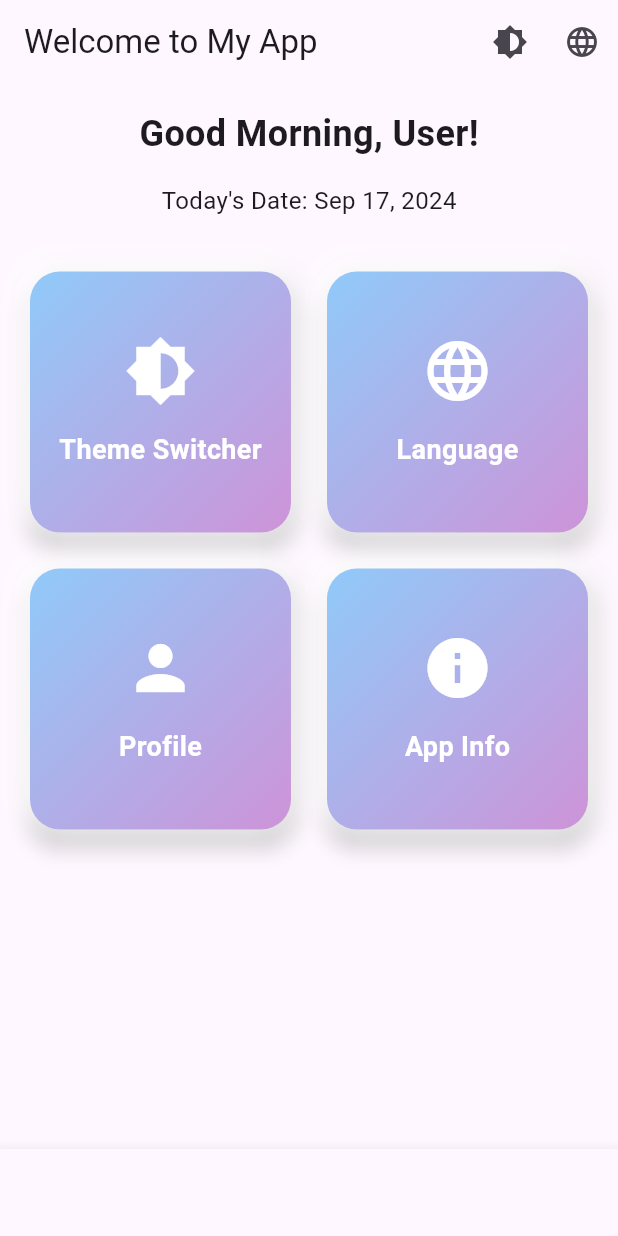
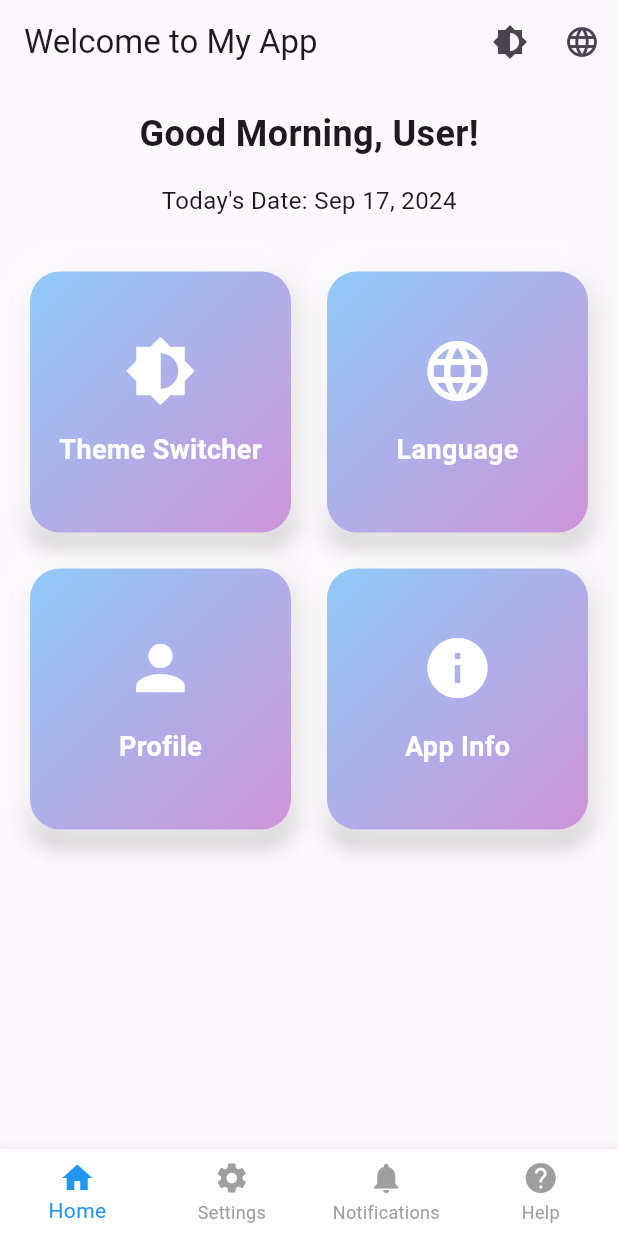
Before and after one commit to ajayrana78767/flutter-theme-and-localization, a Flutter app: the screen it shows after launch, on a phone screen of 412 x 824 dp. Run offline on Flutter 3.47's test engine with Material 3 defaults, Android fonts, the phone set to English and light mode, and no system bars; our stand-ins replace shared_preferences; generated files the repository leaves out were written again.

Commit message:
Refactored bottom navigation bar
"Refactored bottom navigation bar to use Consumer and ThemeProvider for theme adaptation"

```diff
--- a/lib/dashboard_screen.dart
+++ b/lib/dashboard_screen.dart
@@ -38,7 +38,6 @@ class DashboardScreen extends StatelessWidget {
                   duration: Duration(seconds: 2),
                 ),
               );
-
             },
           ),
           PopupMenuButton<Language>(
@@ -102,28 +101,43 @@ class DashboardScreen extends StatelessWidget {
           ),
         ],
       ),
-      bottomNavigationBar: BottomNavigationBar(
+      bottomNavigationBar: Consumer<ThemeProvider>(
+        builder: (context, themeProvider, child) {
+          return BottomNavigationBar(
+            currentIndex: 0, // You can manage the index state to switch tabs.
+            type: BottomNavigationBarType.fixed,
+            backgroundColor: themeProvider.themeMode == ThemeMode.light
+                ? Colors.white
+                : Colors.black, // Background adapts to theme.
+            selectedItemColor: themeProvider.themeMode == ThemeMode.light
+                ? Colors.blue // Select color for light theme
+                : Colors.purpleAccent, // Select color for dark theme
+            unselectedItemColor: themeProvider.themeMode == ThemeMode.light
+                ? Colors.grey // Unselected color for light theme
+                : Colors.grey.shade600, // Unselected color for dark theme
+            elevation: 8.0, // Adds a bit of depth.
             items: const [
               BottomNavigationBarItem(
                 icon: Icon(Icons.home),
                 label: 'Home',
               ),
-          const BottomNavigationBarItem(
+              BottomNavigationBarItem(
                 icon: Icon(Icons.settings),
                 label: 'Settings',
               ),
-          const BottomNavigationBarItem(
+              BottomNavigationBarItem(
                 icon: Icon(Icons.notifications),
                 label: 'Notifications',
               ),
-          const BottomNavigationBarItem(
+              BottomNavigationBarItem(
                 icon: Icon(Icons.help),
                 label: 'Help',
               ),
             ],
-        currentIndex: 0,
             onTap: (index) {
-          // Handle tab navigation
+              // Handle tab navigation and state update logic here.
+            },
+          );
         },
       ),
     );
```
Lines whose indentation alone changed are shown as unchanged.
